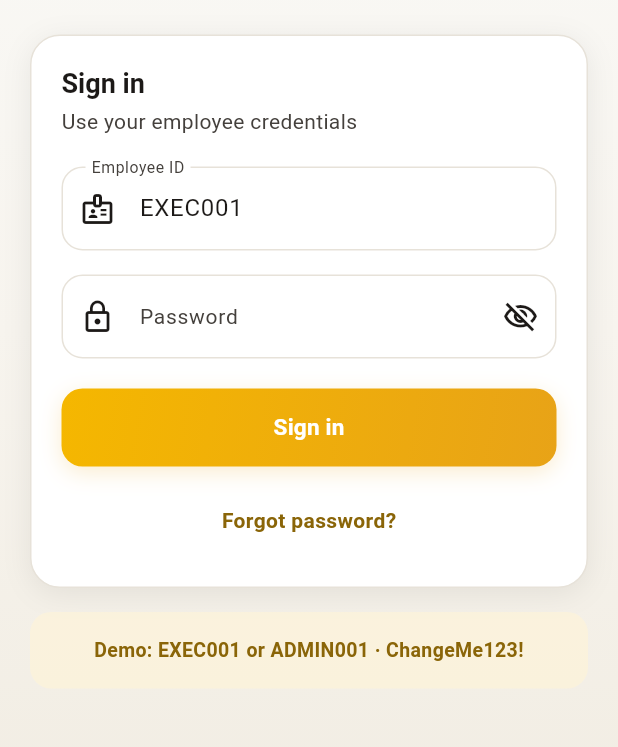
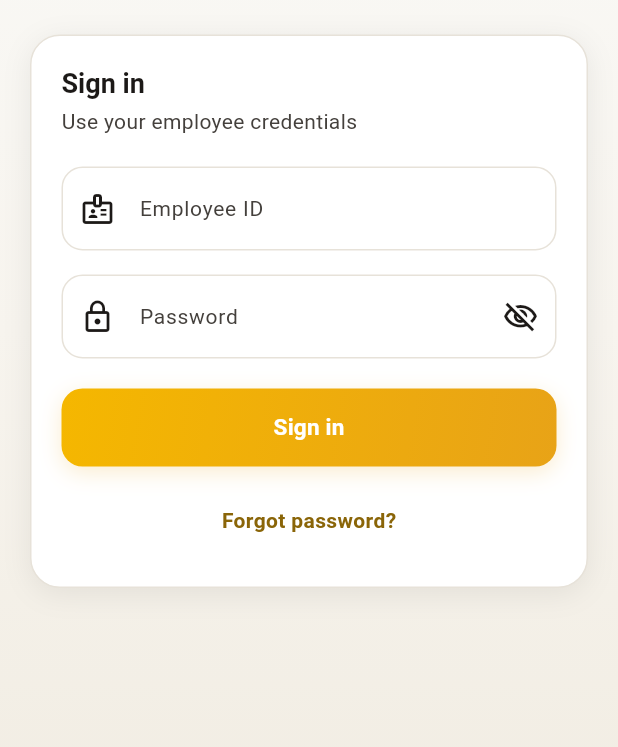
Before and after one commit to Charanreddy2408/shinegold, a Flutter app: the screen it shows after launch, on a phone screen of 412 x 824 dp, the part 288-1035 px from its top. Run offline on Flutter 3.47's test engine with Material 3 defaults, Android fonts, the phone set to English and light mode, and no system bars; our stand-ins replace audioplayers, cached_network_image, connectivity_plus, dio, flutter_animate, flutter_local_notifications and 14 more; missing offline and left inert: record; network calls fail.

Commit message:
Update version to 1.0.1, enhance demo credential handling, and improve build script
- Bump version in pubspec.yaml to 1.0.1+2.
- Update .gitignore to include /dist/ directory.
- Modify AppConfig to allow toggling demo credentials display on the login screen.
- Adjust DioClient timeouts based on production environment.
- Enhance build_apk.ps1 script to support APK obfuscation and output path for generated APK.

```diff
--- a/lib/core/config/app_config.dart
+++ b/lib/core/config/app_config.dart
@@ -59,10 +59,13 @@ class AppConfig {
 
   static const Duration mockNetworkDelay = Duration.zero;
 
-  /// Pre-fills login when no saved employee ID exists (debug / local dev).
-  /// Override: `--dart-define=DEFAULT_EMPLOYEE_ID=EXEC002`
+  /// Pre-fills login when no saved employee ID exists (debug / local dev only).
+  /// Empty in production builds. Override: `--dart-define=DEFAULT_EMPLOYEE_ID=...`
   static const String defaultEmployeeId = String.fromEnvironment(
     'DEFAULT_EMPLOYEE_ID',
-    defaultValue: 'EXEC001',
+    defaultValue: '',
   );
+
+  /// Whether to show demo credentials on the login screen.
+  static bool get showDemoCredentials => !isProduction && !kReleaseMode;
 }
--- a/lib/core/network/dio_client.dart
+++ b/lib/core/network/dio_client.dart
@@ -14,8 +14,9 @@ class DioClient {
     _dio = Dio(
       BaseOptions(
         baseUrl: AppConfig.baseUrl,
-        connectTimeout: const Duration(seconds: 30),
-        receiveTimeout: const Duration(seconds: 30),
+        // Render free tier can cold-start slowly.
+        connectTimeout: Duration(seconds: AppConfig.isProduction ? 60 : 30),
+        receiveTimeout: Duration(seconds: AppConfig.isProduction ? 60 : 30),
         headers: {
           'Content-Type': 'application/json',
           'Accept': 'application/json',
--- a/lib/features/auth/login_screen.dart
+++ b/lib/features/auth/login_screen.dart
@@ -224,6 +224,7 @@ class _LoginScreenState extends ConsumerState<LoginScreen> {
                   ),
                 ),
                 const SizedBox(height: AppSpacing.lg),
+                if (AppConfig.showDemoCredentials)
                   Container(
                     padding: const EdgeInsets.all(AppSpacing.lg),
                     decoration: BoxDecoration(
--- a/pubspec.yaml
+++ b/pubspec.yaml
@@ -1,7 +1,7 @@
 name: shine_gold
 description: Shine Gold Organic Agro Invention - field executive & admin app.
 publish_to: 'none'
-version: 1.0.0+1
+version: 1.0.1+2
 
 environment:
   sdk: '>=3.2.0 <4.0.0'
```
Also changed, not shown: 2 other files. Lines whose indentation alone changed are shown as unchanged.
